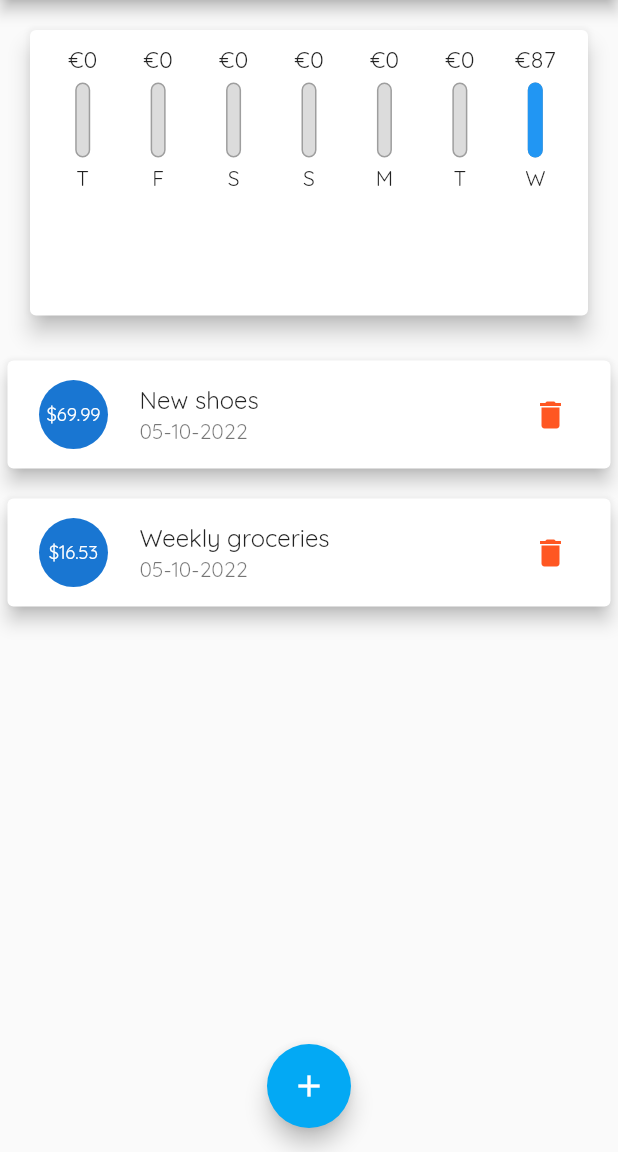
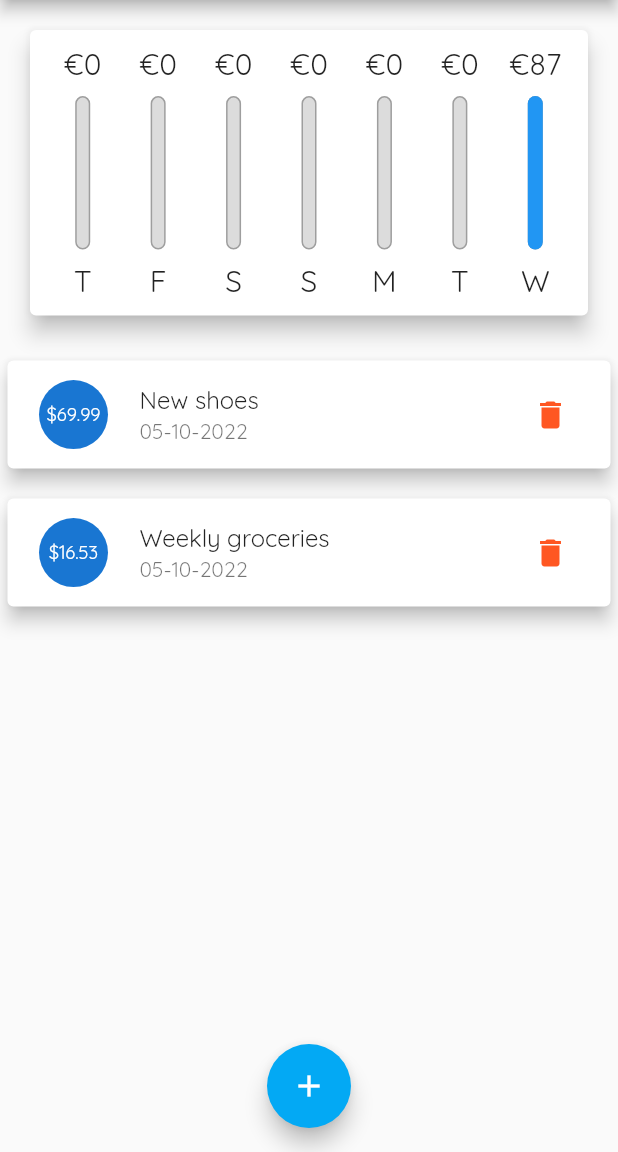
Before and after one commit to HlibHryshko/personal_expenses_application, a Flutter app: the screen it shows after launch, on a phone screen of 412 x 824 dp, the part 84-1236 px from its top. Run offline on Flutter 3.47's test engine with Material 2 defaults, Android fonts, the phone set to English and light mode, and no system bars.

Commit message:
calculating sizes of the charts dynamically

```diff
--- a/lib/widgets/chart_bar.dart
+++ b/lib/widgets/chart_bar.dart
@@ -9,19 +9,20 @@ class ChartBar extends StatelessWidget {
 
   @override
   Widget build(BuildContext context) {
+    return LayoutBuilder(builder: (ctx, constraints){
       return Column(
         children: [
           Container(
-            height: 20,
+            height: constraints.maxHeight * 0.15,
             child: FittedBox(
               child: Text('€${amount.toStringAsFixed(0)}'),
             ),
           ),
-          const SizedBox(
-            height: 5,
+          SizedBox(
+            height: constraints.maxHeight * 0.05,
           ),
           Container(
-            height: 50,
+            height: constraints.maxHeight * 0.6,
             width: 10,
             child: Stack(
               alignment: Alignment.bottomCenter,
@@ -48,11 +49,17 @@ class ChartBar extends StatelessWidget {
               ],
             ),
           ),
-          const SizedBox(
-            height: 5,
+          SizedBox(
+            height: constraints.maxHeight * 0.05,
           ),
-          Text(weekDay),
+          Container(
+              height: constraints.maxHeight * 0.15,
+              child: FittedBox(
+                  child: Text(weekDay),
+              ),
+          ),
         ],
       );
+    });
   }
 }
```
Lines whose indentation alone changed are shown as unchanged.
